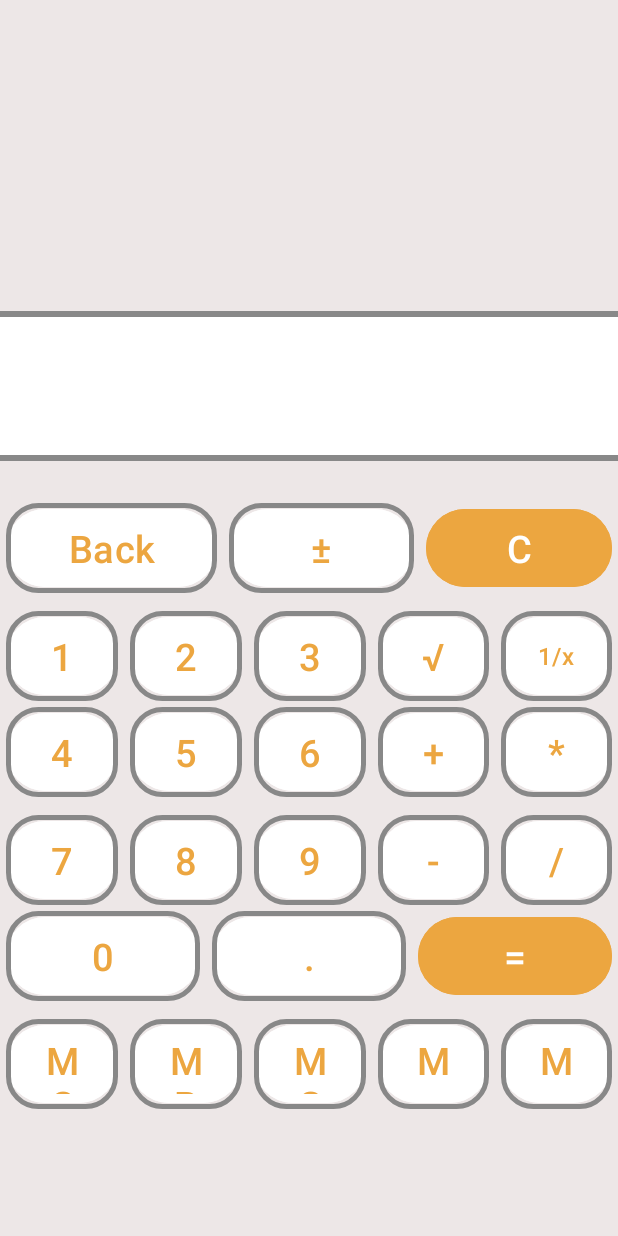
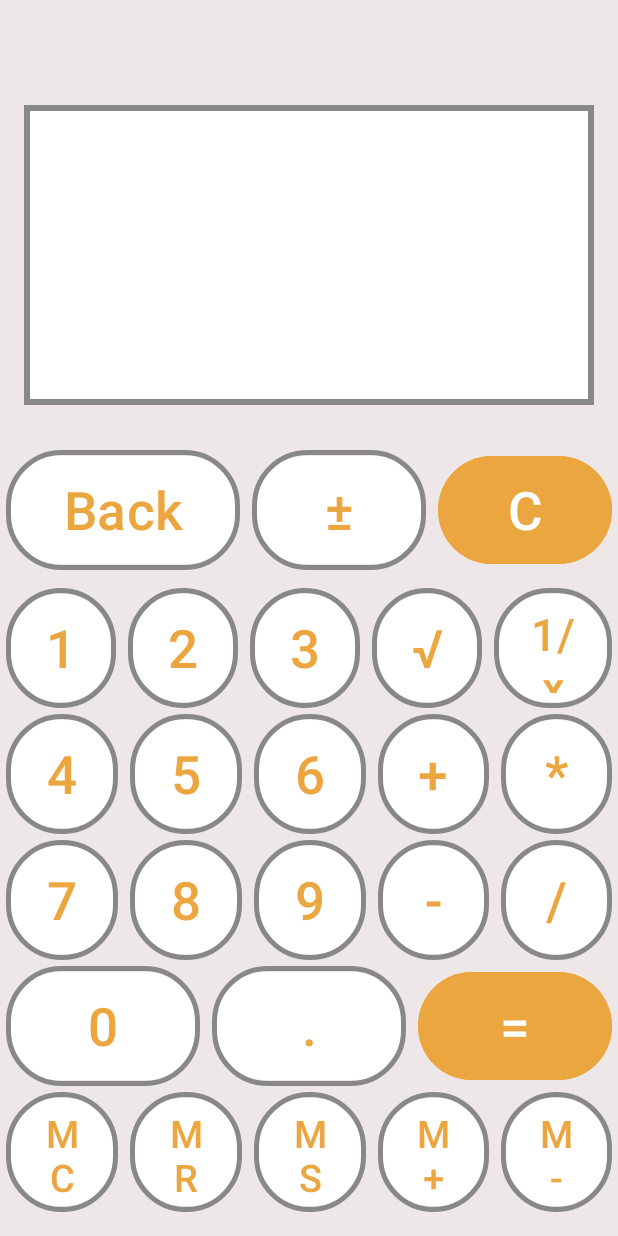
Before and after one commit to SoTokcuk/Calculator, an Android app: the screen it shows after launch (MainActivity), on a phone screen of 412 x 824 dp. Run offline under Robolectric (Android 15) with nearby library versions, the phone set to English and light mode, and no system bars.

Commit message:
fixed design issues

```diff
--- a/app/src/main/res/drawable/button_border.xml
+++ b/app/src/main/res/drawable/button_border.xml
@@ -1,5 +1,5 @@
 <shape xmlns:android="http://schemas.android.com/apk/res/android">
-    <corners android:radius="20dp" />
+    <corners android:radius="35sp" />
     <stroke
         android:color="@color/outline"
         android:width="3dp"
--- a/app/src/main/res/layout/activity_main.xml
+++ b/app/src/main/res/layout/activity_main.xml
@@ -10,10 +10,10 @@
     <LinearLayout
         android:id="@+id/linearLayout4"
         android:layout_width="match_parent"
-        android:layout_height="60dp"
-        android:layout_marginStart="4dp"
-        android:layout_marginTop="4dp"
-        android:layout_marginEnd="4dp"
+        android:layout_height="80sp"
+        android:layout_marginStart="4sp"
+        android:layout_marginTop="4sp"
+        android:layout_marginEnd="4sp"
         android:orientation="horizontal"
         app:layout_constraintEnd_toEndOf="parent"
         app:layout_constraintHorizontal_bias="1.0"
@@ -24,25 +24,25 @@
             android:id="@+id/button_0"
             android:layout_width="wrap_content"
             android:layout_height="match_parent"
-            android:layout_marginEnd="8dp"
+            android:layout_marginEnd="8sp"
             android:layout_weight="1"
             android:backgroundTint="@color/white"
             android:foreground="@drawable/button_border"
             android:text="0"
             android:textColor="@color/btn_orange"
-            android:textSize="25sp" />
+            android:textSize="35sp" />
 
         <Button
             android:id="@+id/button_point"
             android:layout_width="wrap_content"
             android:layout_height="match_parent"
-            android:layout_marginEnd="8dp"
+            android:layout_marginEnd="8sp"
             android:layout_weight="1"
             android:backgroundTint="@color/white"
             android:foreground="@drawable/button_border"
             android:text="."
             android:textColor="@color/btn_orange"
-            android:textSize="25sp" />
+            android:textSize="35sp" />
 
         <Button
             android:id="@+id/button_result"
@@ -51,69 +51,74 @@
             android:layout_weight="1"
             android:backgroundTint="@color/btn_orange"
             android:text="="
-            android:textSize="26sp" />
+            android:textSize="35sp" />
     </LinearLayout>
 
     <TextView
         android:id="@+id/result"
-        android:layout_width="445dp"
-        android:layout_height="100dp"
-        android:layout_marginTop="52dp"
+        android:layout_width="match_parent"
+        android:layout_height="200sp"
+        android:layout_marginStart="16sp"
+        android:layout_marginEnd="16sp"
+        android:layout_marginBottom="30sp"
         android:background="@drawable/outline"
         android:outlineProvider="bounds"
         android:text=""
+        android:textSize="60sp"
+        app:layout_constraintBottom_toTopOf="@+id/linearLayout"
         app:layout_constraintEnd_toEndOf="parent"
-        app:layout_constraintHorizontal_bias="0.511"
-        app:layout_constraintStart_toStartOf="parent"
-        app:layout_constraintTop_toBottomOf="@+id/operation" />
+        app:layout_constraintHorizontal_bias="0.0"
+        app:layout_constraintStart_toStartOf="parent" />
 
     <TextView
         android:id="@+id/operation"
-        android:layout_width="450dp"
-        android:layout_height="115dp"
-        android:layout_marginTop="40dp"
+        android:layout_width="match_parent"
+        android:layout_height="252sp"
+        android:layout_marginStart="16sp"
+        android:layout_marginTop="16sp"
+        android:layout_marginEnd="16sp"
         android:text=""
+        android:textSize="60sp"
         app:layout_constraintEnd_toEndOf="parent"
+        app:layout_constraintHorizontal_bias="0.0"
         app:layout_constraintStart_toStartOf="parent"
         app:layout_constraintTop_toTopOf="parent" />
 
     <LinearLayout
         android:id="@+id/linearLayout"
         android:layout_width="match_parent"
-        android:layout_height="60dp"
-        android:layout_marginStart="4dp"
-        android:layout_marginTop="28dp"
-        android:layout_marginEnd="4dp"
+        android:layout_height="80sp"
+        android:layout_marginStart="4sp"
+        android:layout_marginEnd="4sp"
         android:orientation="horizontal"
         app:layout_constraintBottom_toTopOf="@+id/linearLayout2"
         app:layout_constraintEnd_toEndOf="parent"
-        app:layout_constraintHorizontal_bias="1.0"
-        app:layout_constraintStart_toStartOf="parent"
-        app:layout_constraintTop_toBottomOf="@+id/result">
+        app:layout_constraintHorizontal_bias="0.0"
+        app:layout_constraintStart_toStartOf="parent">
 
         <Button
             android:id="@+id/button_back"
             android:layout_width="wrap_content"
             android:layout_height="match_parent"
-            android:layout_marginEnd="8dp"
+            android:layout_marginEnd="8sp"
             android:layout_weight="1"
             android:backgroundTint="@color/white"
             android:foreground="@drawable/button_border"
             android:text="@string/back"
             android:textColor="@color/btn_orange"
-            android:textSize="25sp" />
+            android:textSize="35sp" />
 
         <Button
             android:id="@+id/button_plusminus"
             android:layout_width="wrap_content"
             android:layout_height="match_parent"
-            android:layout_marginEnd="8dp"
+            android:layout_marginEnd="8sp"
             android:layout_weight="1"
             android:backgroundTint="@color/white"
             android:foreground="@drawable/button_border"
             android:text="@string/plusminus"
             android:textColor="@color/btn_orange"
-            android:textSize="25sp" />
+            android:textSize="35sp" />
 
         <Button
             android:id="@+id/button_c"
@@ -122,16 +127,16 @@
             android:layout_weight="1"
             android:backgroundTint="@color/btn_orange"
             android:text="@string/clear"
-            android:textSize="25sp" />
+            android:textSize="35sp" />
     </LinearLayout>
 
     <LinearLayout
         android:id="@+id/linearLayout2"
         android:layout_width="match_parent"
-        android:layout_height="60dp"
-        android:layout_marginStart="4dp"
-        android:layout_marginTop="12dp"
-        android:layout_marginEnd="4dp"
+        android:layout_height="80sp"
+        android:layout_marginStart="4sp"
+        android:layout_marginTop="12sp"
+        android:layout_marginEnd="4sp"
         android:orientation="horizontal"
         app:layout_constraintEnd_toEndOf="parent"
         app:layout_constraintHorizontal_bias="1.0"
@@ -142,49 +147,49 @@
             android:id="@+id/button_1"
             android:layout_width="wrap_content"
             android:layout_height="match_parent"
-            android:layout_marginEnd="8dp"
+            android:layout_marginEnd="8sp"
             android:layout_weight="1"
             android:backgroundTint="@color/white"
             android:foreground="@drawable/button_border"
             android:text="1"
             android:textColor="@color/btn_orange"
-            android:textSize="25sp" />
+            android:textSize="35sp" />
 
         <Button
             android:id="@+id/button_2"
             android:layout_width="wrap_content"
             android:layout_height="match_parent"
-            android:layout_marginEnd="8dp"
+            android:layout_marginEnd="8sp"
             android:layout_weight="1"
             android:backgroundTint="@color/white"
             android:foreground="@drawable/button_border"
             android:text="2"
             android:textColor="@color/btn_orange"
-            android:textSize="25sp" />
+            android:textSize="35sp" />
 
         <Button
             android:id="@+id/button_3"
             android:layout_width="wrap_content"
             android:layout_height="match_parent"
-            android:layout_marginEnd="8dp"
+            android:layout_marginEnd="8sp"
             android:layout_weight="1"
             android:backgroundTint="@color/white"
             android:foreground="@drawable/button_border"
             android:text="3"
             android:textColor="@color/btn_orange"
-            android:textSize="25sp" />
+            android:textSize="35sp" />
 
         <Button
             android:id="@+id/button_sqrt"
             android:layout_width="wrap_content"
             android:layout_height="match_parent"
-            android:layout_marginEnd="8dp"
+            android:layout_marginEnd="8sp"
             android:layout_weight="1"
             android:backgroundTint="@color/white"
             android:foreground="@drawable/button_border"
             android:text="√"
             android:textColor="@color/btn_orange"
-            android:textSize="25sp" />
+            android:textSize="35sp" />
 
         <Button
             android:id="@+id/button_invert"
@@ -195,14 +200,14 @@
             android:foreground="@drawable/button_border"
             android:text="@string/invert"
             android:textColor="@color/btn_orange"
-            android:textSize="16sp" />
+            android:textSize="30sp" />
 
     </LinearLayout>
 
     <LinearLayout
         android:id="@+id/linearLayout3"
         android:layout_width="match_parent"
-        android:layout_height="60dp"
+        android:layout_height="80sp"
         android:layout_marginStart="4dp"
         android:layout_marginTop="4dp"
         android:layout_marginEnd="4dp"
@@ -216,49 +221,49 @@
             android:id="@+id/button_4"
             android:layout_width="wrap_content"
             android:layout_height="match_parent"
-            android:layout_marginEnd="8dp"
+            android:layout_marginEnd="8sp"
             android:layout_weight="1"
             android:backgroundTint="@color/white"
             android:foreground="@drawable/button_border"
             android:text="4"
             android:textColor="@color/btn_orange"
-            android:textSize="25sp" />
+            android:textSize="35sp" />
 
         <Button
             android:id="@+id/button_5"
             android:layout_width="wrap_content"
             android:layout_height="match_parent"
-            android:layout_marginEnd="8dp"
+            android:layout_marginEnd="8sp"
             android:layout_weight="1"
             android:backgroundTint="@color/white"
             android:foreground="@drawable/button_border"
             android:text="5"
             android:textColor="@color/btn_orange"
-            android:textSize="25sp" />
+            android:textSize="35sp" />
 
         <Button
             android:id="@+id/button_6"
             android:layout_width="wrap_content"
             android:layout_height="match_parent"
-            android:layout_marginEnd="8dp"
+            android:layout_marginEnd="8sp"
             android:layout_weight="1"
             android:backgroundTint="@color/white"
             android:foreground="@drawable/button_border"
             android:text="6"
             android:textColor="@color/btn_orange"
-            android:textSize="25sp" />
+            android:textSize="35sp" />
 
         <Button
             android:id="@+id/button_plus"
             android:layout_width="wrap_content"
             android:layout_height="match_parent"
-            android:layout_marginEnd="8dp"
+            android:layout_marginEnd="8sp"
             android:layout_weight="1"
             android:backgroundTint="@color/white"
             android:foreground="@drawable/button_border"
             android:text="+"
             android:textColor="@color/btn_orange"
-            android:textSize="25sp" />
+            android:textSize="35sp" />
 
         <Button
             android:id="@+id/button_multiply"
@@ -269,16 +274,16 @@
             android:foreground="@drawable/button_border"
             android:text="*"
             android:textColor="@color/btn_orange"
-            android:textSize="25sp" />
+            android:textSize="35sp" />
 
     </LinearLayout>
 
     <LinearLayout
         android:id="@+id/linearLayout5"
         android:layout_width="match_parent"
-        android:layout_height="60dp"
+        android:layout_height="80sp"
         android:layout_marginStart="4dp"
-        android:layout_marginTop="12dp"
+        android:layout_marginTop="4dp"
         android:layout_marginEnd="4dp"
         android:orientation="horizontal"
         app:layout_constraintEnd_toEndOf="parent"
@@ -290,49 +295,49 @@
             android:id="@+id/button_7"
             android:layout_width="wrap_content"
             android:layout_height="match_parent"
-            android:layout_marginEnd="8dp"
+            android:layout_marginEnd="8sp"
             android:layout_weight="1"
             android:backgroundTint="@color/white"
             android:foreground="@drawable/button_border"
             android:text="7"
             android:textColor="@color/btn_orange"
-            android:textSize="25sp" />
+            android:textSize="35sp" />
 
         <Button
             android:id="@+id/button_8"
             android:layout_width="wrap_content"
             android:layout_height="match_parent"
-            android:layout_marginEnd="8dp"
+            android:layout_marginEnd="8sp"
             android:layout_weight="1"
             android:backgroundTint="@color/white"
             android:foreground="@drawable/button_border"
             android:text="8"
             android:textColor="@color/btn_orange"
-            android:textSize="25sp" />
+            android:textSize="35sp" />
 
         <Button
             android:id="@+id/button_9"
             android:layout_width="wrap_content"
             android:layout_height="match_parent"
-            android:layout_marginEnd="8dp"
+            android:layout_marginEnd="8sp"
             android:layout_weight="1"
             android:backgroundTint="@color/white"
             android:foreground="@drawable/button_border"
             android:text="9"
             android:textColor="@color/btn_orange"
-            android:textSize="25sp" />
+            android:textSize="35sp" />
 
         <Button
             android:id="@+id/button_minus"
             android:layout_width="wrap_content"
             android:layout_height="match_parent"
-            android:layout_marginEnd="8dp"
+            android:layout_marginEnd="8sp"
             android:layout_weight="1"
             android:backgroundTint="@color/white"
             android:foreground="@drawable/button_border"
             android:text="-"
             android:textColor="@color/btn_orange"
-            android:textSize="25sp" />
+            android:textSize="35sp" />
 
         <Button
             android:id="@+id/button_div"
@@ -343,17 +348,19 @@
             android:foreground="@drawable/button_border"
             android:text="/"
             android:textColor="@color/btn_orange"
-            android:textSize="25sp" />
+            android:textSize="35sp" />
 
     </LinearLayout>
 
     <LinearLayout
         android:layout_width="match_parent"
-        android:layout_height="60dp"
-        android:layout_marginStart="4dp"
-        android:layout_marginTop="12dp"
-        android:layout_marginEnd="4dp"
+        android:layout_height="80sp"
+        android:layout_marginStart="4sp"
+        android:layout_marginTop="4sp"
+        android:layout_marginEnd="4sp"
+        android:layout_marginBottom="16sp"
         android:orientation="horizontal"
+        app:layout_constraintBottom_toBottomOf="parent"
         app:layout_constraintEnd_toEndOf="parent"
         app:layout_constraintHorizontal_bias="1.0"
         app:layout_constraintStart_toStartOf="parent"
@@ -363,7 +370,7 @@
             android:id="@+id/button_mc"
             android:layout_width="wrap_content"
             android:layout_height="match_parent"
-            android:layout_marginEnd="8dp"
+            android:layout_marginEnd="8sp"
             android:layout_weight="1"
             android:backgroundTint="@color/white"
             android:foreground="@drawable/button_border"
@@ -375,7 +382,7 @@
             android:id="@+id/button_mr"
             android:layout_width="wrap_content"
             android:layout_height="match_parent"
-            android:layout_marginEnd="8dp"
+            android:layout_marginEnd="8sp"
             android:layout_weight="1"
             android:backgroundTint="@color/white"
             android:foreground="@drawable/button_border"
@@ -387,7 +394,7 @@
             android:id="@+id/button_ms"
             android:layout_width="wrap_content"
             android:layout_height="match_parent"
-            android:layout_marginEnd="8dp"
+            android:layout_marginEnd="8sp"
             android:layout_weight="1"
             android:backgroundTint="@color/white"
             android:foreground="@drawable/button_border"
@@ -399,7 +406,7 @@
             android:id="@+id/button_mplus"
             android:layout_width="wrap_content"
             android:layout_height="match_parent"
-            android:layout_marginEnd="8dp"
+            android:layout_marginEnd="8sp"
             android:layout_weight="1"
             android:backgroundTint="@color/white"
             android:foreground="@drawable/button_border"
```
